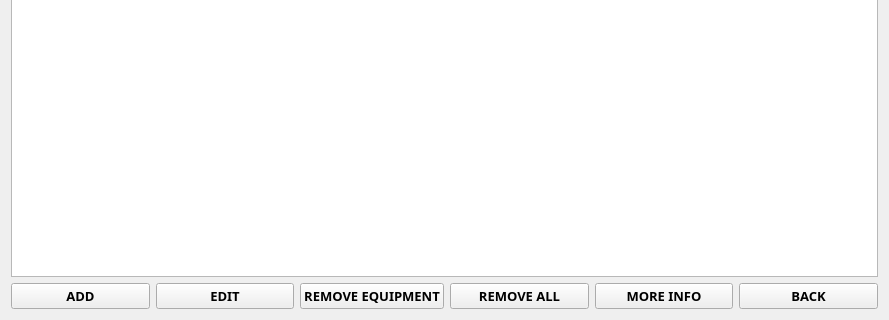
This is listequipments.ui in markytools/sume-borrower-app as Qt 5 draws it before an edit; both pictures show x 0 to 889 and y 156 to 476 of the 889 by 476 pixel window. The edited form follows.
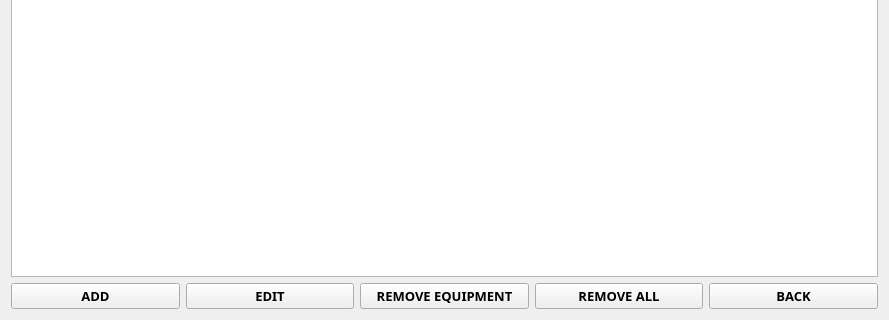
This is the edited form.

Patch:
```diff
--- a/listequipments.ui
+++ b/listequipments.ui
@@ -103,21 +103,6 @@
        </property>
       </widget>
      </item>
-     <item>
-      <widget class="QPushButton" name="RemoveAllButton_2">
-       <property name="font">
-        <font>
-         <family>Segoe UI Black</family>
-         <pointsize>10</pointsize>
-         <weight>75</weight>
-         <bold>true</bold>
-        </font>
-       </property>
-       <property name="text">
-        <string>MORE INFO</string>
-       </property>
-      </widget>
-     </item>
      <item>
       <widget class="QPushButton" name="Back">
        <property name="font">
```
